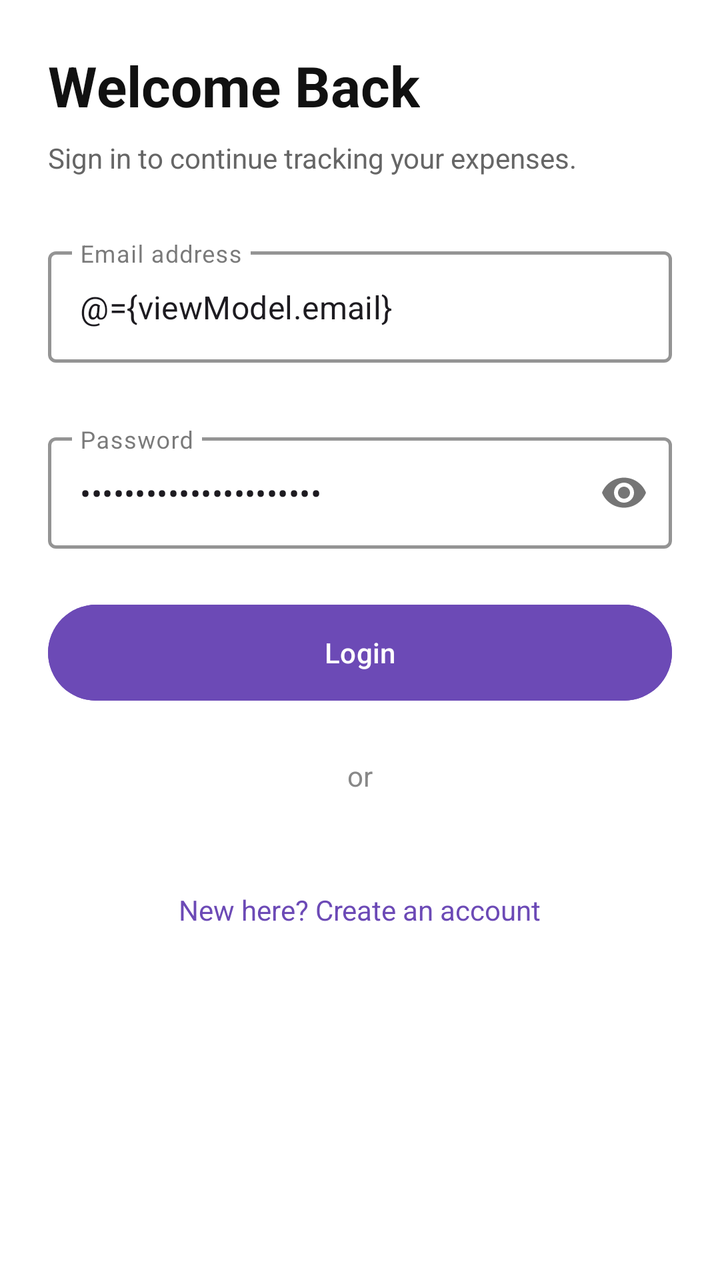
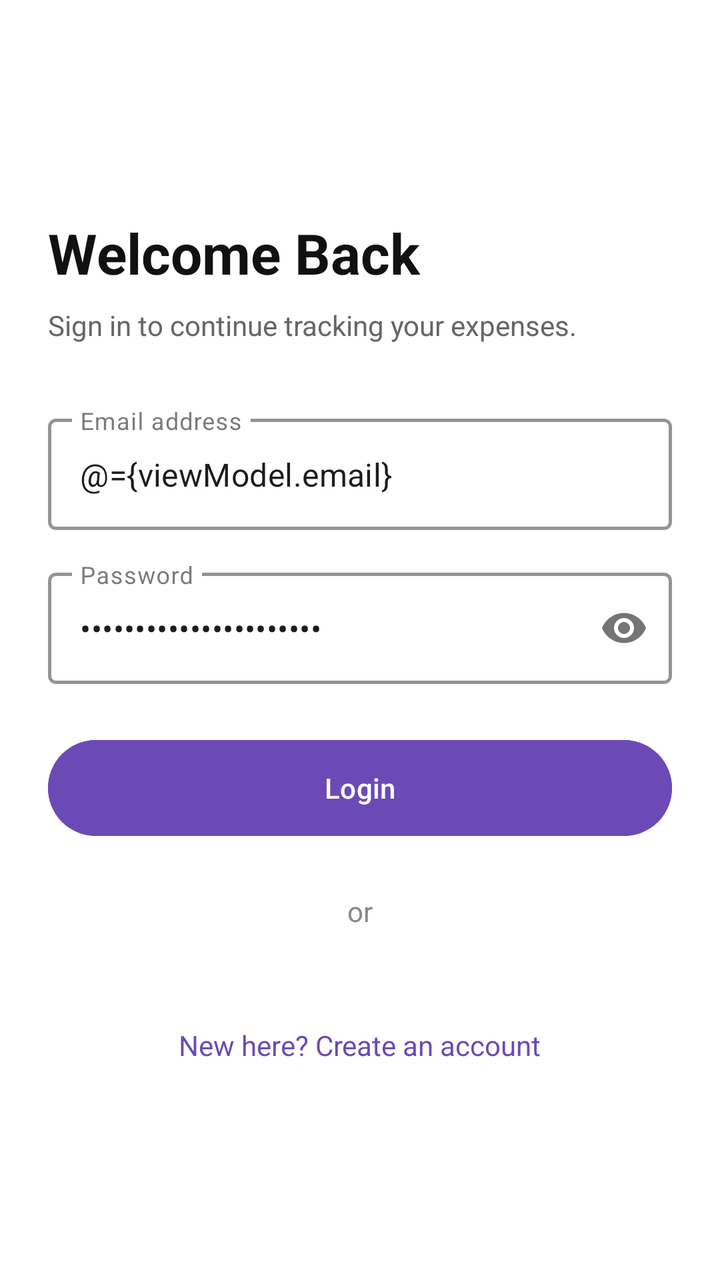

Two renders of the same Android screen: before a commit and after it. Below are the layout's source before the change and the commit's diff.
<!-- AndroidManifest.xml: application theme Theme.ExpenseBuddy -->
<!-- res/layout/login_activity.xml -->
<?xml version="1.0" encoding="utf-8"?>
<layout xmlns:android="http://schemas.android.com/apk/res/android"
    xmlns:app="http://schemas.android.com/apk/res-auto">

    <data>
        <variable
            name="viewModel"
            type="com.hafiz.expense.buddy.ui.login.LoginViewModel" />
    </data>

    <androidx.constraintlayout.widget.ConstraintLayout
        android:layout_width="match_parent"
        android:layout_height="match_parent"
        android:padding="24dp"
        android:background="@android:color/white">

        
        <TextView
            android:id="@+id/tvTitle"
            android:layout_width="wrap_content"
            android:layout_height="wrap_content"
            android:text="Welcome Back"
            android:textSize="28sp"
            android:textStyle="bold"
            android:textColor="#111"
            app:layout_constraintTop_toTopOf="parent"
            app:layout_constraintStart_toStartOf="parent" />

        
        <TextView
            android:id="@+id/tvSubtitle"
            android:layout_width="0dp"
            android:layout_height="wrap_content"
            android:text="Sign in to continue tracking your expenses."
            android:textSize="14sp"
            android:textColor="#666"
            android:layout_marginTop="8dp"
            app:layout_constraintTop_toBottomOf="@id/tvTitle"
            app:layout_constraintStart_toStartOf="parent"
            app:layout_constraintEnd_toEndOf="parent" />

        
        <com.google.android.material.textfield.TextInputLayout
            android:id="@+id/tilEmail"
            style="@style/Widget.MaterialComponents.TextInputLayout.OutlinedBox"
            android:layout_width="0dp"
            android:layout_height="wrap_content"
            android:layout_marginTop="32dp"
            android:hint="Email address"
            app:boxStrokeColor="@color/purple_primary"
            app:boxStrokeWidth="1.5dp"
            app:boxStrokeWidthFocused="2dp"
            app:hintTextColor="@color/purple_primary"
            app:layout_constraintTop_toBottomOf="@id/tvSubtitle"
            app:layout_constraintStart_toStartOf="parent"
            app:layout_constraintEnd_toEndOf="parent">

            <com.google.android.material.textfield.TextInputEditText
                android:id="@+id/etEmail"
                android:layout_width="match_parent"
                android:layout_height="wrap_content"
                android:text="@={viewModel.email}" />

        </com.google.android.material.textfield.TextInputLayout>

        3aΩ
        <com.google.android.material.textfield.TextInputLayout
            android:id="@+id/tilPassword"
            style="@style/Widget.MaterialComponents.TextInputLayout.OutlinedBox"
            android:layout_width="0dp"
            android:layout_height="wrap_content"
            android:layout_marginTop="32dp"
            android:hint="Password"
            app:boxStrokeColor="@color/purple_primary"
            app:boxStrokeWidth="1.5dp"
            app:boxStrokeWidthFocused="2dp"
            app:hintTextColor="@color/purple_primary"
            app:passwordToggleEnabled="true"
            app:layout_constraintTop_toBottomOf="@id/tilEmail"
            app:layout_constraintStart_toStartOf="parent"
            app:layout_constraintEnd_toEndOf="parent">

            <com.google.android.material.textfield.TextInputEditText
                android:id="@+id/etPass"
                android:layout_width="match_parent"
                android:layout_height="wrap_content"
                android:text="@={viewModel.password}"
                android:inputType="textPassword" />

        </com.google.android.material.textfield.TextInputLayout>

        
        <com.google.android.material.button.MaterialButton
            android:id="@+id/btnLogin"
            android:layout_width="0dp"
            android:layout_height="56dp"
            android:text="Login"
            android:textAllCaps="false"
            android:layout_marginTop="24dp"
            android:backgroundTint="#6C4AB6"
            app:layout_constraintTop_toBottomOf="@id/tilPassword"
            app:layout_constraintStart_toStartOf="parent"
            app:layout_constraintEnd_toEndOf="parent" />

        
        <TextView
            android:id="@+id/tvOr"
            android:layout_width="wrap_content"
            android:layout_height="wrap_content"
            android:text="or"
            android:textColor="#888"
            android:layout_marginTop="24dp"
            app:layout_constraintTop_toBottomOf="@id/btnLogin"
            app:layout_constraintStart_toStartOf="parent"
            app:layout_constraintEnd_toEndOf="parent" />

























        
        <TextView
            android:id="@+id/tvCreate"
            android:layout_width="wrap_content"
            android:layout_height="wrap_content"
            android:text="New here? Create an account"
            android:textColor="#6C4AB6"
            android:layout_marginTop="48dp"
            app:layout_constraintTop_toBottomOf="@id/tvOr"
            app:layout_constraintStart_toStartOf="parent"
            app:layout_constraintEnd_toEndOf="parent" />

    </androidx.constraintlayout.widget.ConstraintLayout>
</layout>
<!-- resources referenced by this layout -->
<resources>
  <color name="purple_primary">#6366F1</color>
  <style name="Theme.ExpenseBuddy" parent="Base.Theme.ExpenseBuddy" />
  <style name="Base.Theme.ExpenseBuddy" parent="Theme.Material3.Light.NoActionBar">
          <item name="colorPrimary">@color/colorPrimary</item>
          <item name="colorPrimaryDark">@color/colorPrimaryDark</item>
          <item name="colorPrimaryVariant">@color/colorPrimaryDark</item>
          <item name="colorAccent">@color/colorAccent</item>
          <item name="colorSecondary">@color/colorSecondary</item>
          <item name="colorError">@color/colorError</item>
          <item name="colorSurface">@color/colorSurface</item>
          <item name="colorOnSurface">@color/colorOnSurface</item>
          <item name="android:colorBackground">@color/colorBackgroundDark</item>
  
  
          
          <item name="android:statusBarColor">@color/colorPrimaryDark</item>
          <item name="android:windowLightStatusBar">false</item>
  
          
          <item name="appBarLayoutStyle">@style/Widget.ExpenseBuddy.AppBarLayout</item>
          <item name="toolbarStyle">@style/Widget.ExpenseBuddy.Toolbar</item>
      </style>
  <color name="colorPrimary">@color/colorWhite</color>
  <color name="colorPrimaryDark">#10428F</color>
  <color name="colorAccent">#0070CC</color>
  <color name="colorSecondary">#0070CC</color>
  <color name="colorError">@android:color/holo_red_dark</color>
  <color name="colorSurface">#FFFFFF</color>
  <color name="colorOnSurface">#212121</color>
  <color name="colorBackgroundDark">#EEEEEE</color>
  <style name="Widget.ExpenseBuddy.AppBarLayout" parent="Widget.Material3.AppBarLayout">
          <item name="android:background">@color/colorPrimary</item>
          <item name="liftOnScroll">false</item>
          <item name="statusBarForeground">@android:color/transparent</item>
      </style>
  <style name="Widget.ExpenseBuddy.Toolbar" parent="Widget.Material3.Toolbar">
          <item name="android:background">@color/colorPrimary</item>
          <item name="titleTextColor">@color/colorOnPrimary</item>
      </style>
  <color name="colorWhite">#FFFFFF</color>
  <color name="colorOnPrimary">#FFFFFF</color>
</resources>

<!-- the commit's change to res/layout/login_activity.xml (unified diff, before → after) -->
@@ -8,147 +8,157 @@
             type="com.hafiz.expense.buddy.ui.login.LoginViewModel" />
     </data>
 
-    <androidx.constraintlayout.widget.ConstraintLayout
+    <LinearLayout
         android:layout_width="match_parent"
         android:layout_height="match_parent"
-        android:padding="24dp"
-        android:background="@android:color/white">
+        android:orientation="horizontal"
+        android:background="@android:color/white"
+        android:gravity="center">
+        <androidx.constraintlayout.widget.ConstraintLayout
+            android:layout_width="match_parent"
+            android:layout_height="wrap_content"
+            android:padding="24dp"
+            android:background="@android:color/white">
 
-        
-        <TextView
-            android:id="@+id/tvTitle"
-            android:layout_width="wrap_content"
-            android:layout_height="wrap_content"
-            android:text="Welcome Back"
-            android:textSize="28sp"
-            android:textStyle="bold"
-            android:textColor="#111"
-            app:layout_constraintTop_toTopOf="parent"
-            app:layout_constraintStart_toStartOf="parent" />
+            
+            <TextView
+                android:id="@+id/tvTitle"
+                android:layout_width="wrap_content"
+                android:layout_height="wrap_content"
+                android:text="Welcome Back"
+                android:textSize="28sp"
+                android:textStyle="bold"
+                android:textColor="#111"
+                app:layout_constraintTop_toTopOf="parent"
+                app:layout_constraintStart_toStartOf="parent" />
 
-        
-        <TextView
-            android:id="@+id/tvSubtitle"
-            android:layout_width="0dp"
-            android:layout_height="wrap_content"
-            android:text="Sign in to continue tracking your expenses."
-            android:textSize="14sp"
-            android:textColor="#666"
-            android:layout_marginTop="8dp"
-            app:layout_constraintTop_toBottomOf="@id/tvTitle"
-            app:layout_constraintStart_toStartOf="parent"
-            app:layout_constraintEnd_toEndOf="parent" />
+            
+            <TextView
+                android:id="@+id/tvSubtitle"
+                android:layout_width="0dp"
+                android:layout_height="wrap_content"
+                android:text="Sign in to continue tracking your expenses."
+                android:textSize="14sp"
+                android:textColor="#666"
+                android:layout_marginTop="8dp"
+                app:layout_constraintTop_toBottomOf="@id/tvTitle"
+                app:layout_constraintStart_toStartOf="parent"
+                app:layout_constraintEnd_toEndOf="parent" />
 
-        
-        <com.google.android.material.textfield.TextInputLayout
-            android:id="@+id/tilEmail"
-            style="@style/Widget.MaterialComponents.TextInputLayout.OutlinedBox"
-            android:layout_width="0dp"
-            android:layout_height="wrap_content"
-            android:layout_marginTop="32dp"
-            android:hint="Email address"
-            app:boxStrokeColor="@color/purple_primary"
-            app:boxStrokeWidth="1.5dp"
-            app:boxStrokeWidthFocused="2dp"
-            app:hintTextColor="@color/purple_primary"
-            app:layout_constraintTop_toBottomOf="@id/tvSubtitle"
-            app:layout_constraintStart_toStartOf="parent"
-            app:layout_constraintEnd_toEndOf="parent">
+            
+            <com.google.android.material.textfield.TextInputLayout
+                android:id="@+id/tilEmail"
+                style="@style/Widget.MaterialComponents.TextInputLayout.OutlinedBox"
+                android:layout_width="0dp"
+                android:layout_height="wrap_content"
+                android:layout_marginTop="32dp"
+                android:hint="Email address"
+                app:boxStrokeColor="@color/purple_primary"
+                app:boxStrokeWidth="1.5dp"
+                app:boxStrokeWidthFocused="2dp"
+                app:hintTextColor="@color/purple_primary"
+                app:layout_constraintTop_toBottomOf="@id/tvSubtitle"
+                app:layout_constraintStart_toStartOf="parent"
+                app:layout_constraintEnd_toEndOf="parent">
 
-            <com.google.android.material.textfield.TextInputEditText
-                android:id="@+id/etEmail"
-                android:layout_width="match_parent"
-                android:layout_height="wrap_content"
-                android:text="@={viewModel.email}" />
+                <com.google.android.material.textfield.TextInputEditText
+                    android:id="@+id/etEmail"
+                    android:layout_width="match_parent"
+                    android:layout_height="wrap_content"
+                    android:text="@={viewModel.email}" />
 
-        </com.google.android.material.textfield.TextInputLayout>
-
-        3aΩ
-        <com.google.android.material.textfield.TextInputLayout
-            android:id="@+id/tilPassword"
-            style="@style/Widget.MaterialComponents.TextInputLayout.OutlinedBox"
-            android:layout_width="0dp"
-            android:layout_height="wrap_content"
-            android:layout_marginTop="32dp"
-            android:hint="Password"
-            app:boxStrokeColor="@color/purple_primary"
-            app:boxStrokeWidth="1.5dp"
-            app:boxStrokeWidthFocused="2dp"
-            app:hintTextColor="@color/purple_primary"
-            app:passwordToggleEnabled="true"
-            app:layout_constraintTop_toBottomOf="@id/tilEmail"
-            app:layout_constraintStart_toStartOf="parent"
-            app:layout_constraintEnd_toEndOf="parent">
-
-            <com.google.android.material.textfield.TextInputEditText
-                android:id="@+id/etPass"
-                android:layout_width="match_parent"
-                android:layout_height="wrap_content"
-                android:text="@={viewModel.password}"
-                android:inputType="textPassword" />
-
-        </com.google.android.material.textfield.TextInputLayout>
-
-        
-        <com.google.android.material.button.MaterialButton
-            android:id="@+id/btnLogin"
-            android:layout_width="0dp"
-            android:layout_height="56dp"
-            android:text="Login"
-            android:textAllCaps="false"
-            android:layout_marginTop="24dp"
-            android:backgroundTint="#6C4AB6"
-            app:layout_constraintTop_toBottomOf="@id/tilPassword"
-            app:layout_constraintStart_toStartOf="parent"
-            app:layout_constraintEnd_toEndOf="parent" />
-
-        
-        <TextView
-            android:id="@+id/tvOr"
-            android:layout_width="wrap_content"
-            android:layout_height="wrap_content"
-            android:text="or"
-            android:textColor="#888"
-            android:layout_marginTop="24dp"
-            app:layout_constraintTop_toBottomOf="@id/btnLogin"
-            app:layout_constraintStart_toStartOf="parent"
-            app:layout_constraintEnd_toEndOf="parent" />
+            </com.google.android.material.textfield.TextInputLayout>
 
 
+            <com.google.android.material.textfield.TextInputLayout
+                android:id="@+id/tilPassword"
+                style="@style/Widget.MaterialComponents.TextInputLayout.OutlinedBox"
+                android:layout_width="0dp"
+                android:layout_height="wrap_content"
+                android:layout_marginTop="16dp"
+                android:hint="Password"
+                app:boxStrokeColor="@color/purple_primary"
+                app:boxStrokeWidth="1.5dp"
+                app:boxStrokeWidthFocused="2dp"
+                app:hintTextColor="@color/purple_primary"
+                app:passwordToggleEnabled="true"
+                app:layout_constraintTop_toBottomOf="@id/tilEmail"
+                app:layout_constraintStart_toStartOf="parent"
+                app:layout_constraintEnd_toEndOf="parent">
+
+                <com.google.android.material.textfield.TextInputEditText
+                    android:id="@+id/etPass"
+                    android:layout_width="match_parent"
+                    android:layout_height="wrap_content"
+                    android:text="@={viewModel.password}"
+                    android:inputType="textPassword" />
+
+            </com.google.android.material.textfield.TextInputLayout>
+
+            
+            <com.google.android.material.button.MaterialButton
+                android:id="@+id/btnLogin"
+                android:layout_width="0dp"
+                android:layout_height="56dp"
+                android:text="Login"
+                android:textAllCaps="false"
+                android:layout_marginTop="24dp"
+                android:backgroundTint="#6C4AB6"
+                app:layout_constraintTop_toBottomOf="@id/tilPassword"
+                app:layout_constraintStart_toStartOf="parent"
+                app:layout_constraintEnd_toEndOf="parent" />
+
+            
+            <TextView
+                android:id="@+id/tvOr"
+                android:layout_width="wrap_content"
+                android:layout_height="wrap_content"
+                android:text="or"
+                android:textColor="#888"
+                android:layout_marginTop="24dp"
+                app:layout_constraintTop_toBottomOf="@id/btnLogin"
+                app:layout_constraintStart_toStartOf="parent"
+                app:layout_constraintEnd_toEndOf="parent" />
+
+            
+            
+            
+            
+            
+            
+            
+            
+            
+            
+            
+
+            
+            
+            
+            
+            
+            
+            
+            
+            
+            
+            
+
+            
+            <TextView
+                android:id="@+id/tvCreate"
+                android:layout_width="wrap_content"
+                android:layout_height="wrap_content"
+                android:text="New here? Create an account"
+                android:textColor="#6C4AB6"
+                android:background="?attr/selectableItemBackground"
+                android:layout_marginTop="48dp"
+                app:layout_constraintTop_toBottomOf="@id/tvOr"
+                app:layout_constraintStart_toStartOf="parent"
+                app:layout_constraintEnd_toEndOf="parent" />
+
+        </androidx.constraintlayout.widget.ConstraintLayout>
+    </LinearLayout>
 
 
-
-
-
-
-
-
-
-
-
-
-
-
-
-
-
-
-
-
-
-
-
-        
-        <TextView
-            android:id="@+id/tvCreate"
-            android:layout_width="wrap_content"
-            android:layout_height="wrap_content"
-            android:text="New here? Create an account"
-            android:textColor="#6C4AB6"
-            android:layout_marginTop="48dp"
-            app:layout_constraintTop_toBottomOf="@id/tvOr"
-            app:layout_constraintStart_toStartOf="parent"
-            app:layout_constraintEnd_toEndOf="parent" />
-
-    </androidx.constraintlayout.widget.ConstraintLayout>
 </layout>
